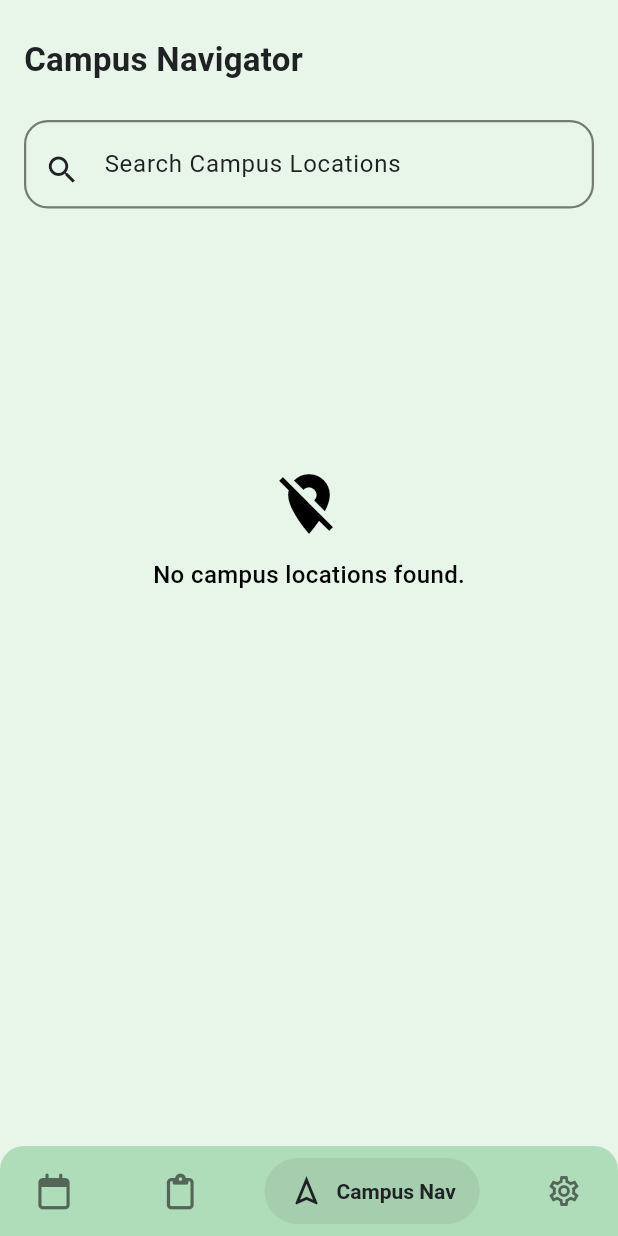
After one commit to opxdelwin/plan-sync, a Flutter app: the screen it shows once a user with an empty profile is signed in, item 3 of the bottom bar chosen, on a phone screen of 412 x 824 dp. The commit adds this screen. Run offline on Flutter 3.47's test engine with Material 3 defaults, Android fonts, the phone set to English and light mode, and no system bars; drawn by our look-alikes of salomon_bottom_bar, toastification; our stand-ins replace cached_network_image, dio, easy_debounce, expandable_page_view, firebase_analytics, firebase_auth and 19 more; missing offline and left inert: dio_cache_interceptor, dio_cache_interceptor_hive_store, in_app_update, tutorial_coach_mark; accounts and stored records are empty; network calls fail; statements that could not run were skipped.

Commit message:
Add Campus Navigator feature with Supabase integration
Introduces a new Campus Navigator view, including models, viewmodel, and widgets for campus location browsing and navigation. Integrates Supabase for data fetching and easy_debounce for search input. Updates navigation bar and routing to include the new feature, and adjusts dependencies in pubspec.yaml.

```diff
--- a/client-app/lib/main.dart
+++ b/client-app/lib/main.dart
@@ -3,7 +3,6 @@ import 'package:firebase_crashlytics/firebase_crashlytics.dart';
 import 'package:flutter/foundation.dart';
 import 'package:flutter/material.dart';
 import 'package:flutter_native_splash/flutter_native_splash.dart';
-import 'package:get/get.dart';
 import 'package:go_router/go_router.dart';
 import 'package:plan_sync/app_initializer.dart';
 import 'package:plan_sync/controllers/analytics_controller.dart';
@@ -16,6 +15,7 @@ import 'package:plan_sync/controllers/remote_config_controller.dart';
 import 'package:plan_sync/controllers/theme_controller.dart';
 import 'package:plan_sync/controllers/version_controller.dart';
 import 'package:plan_sync/router_refresh_stream.dart';
+import 'package:plan_sync/views/campus_navigator/campus_navigator_view.dart';
 import 'package:plan_sync/views/electives_screen.dart';
 import 'package:plan_sync/views/forced_update_screen.dart';
 import 'package:plan_sync/views/home_screen.dart';
@@ -26,6 +26,7 @@ import 'package:provider/provider.dart';
 import 'package:toastification/toastification.dart';
 import 'firebase_options.dart';
 import 'package:flutter_dotenv/flutter_dotenv.dart';
+import 'package:supabase_flutter/supabase_flutter.dart';
 
 Future<void> main() async {
   final widgetsBinding = WidgetsFlutterBinding.ensureInitialized();
@@ -34,6 +35,11 @@ Future<void> main() async {
   await dotenv.load(fileName: 'env/.prod.env');
   await Firebase.initializeApp(
     options: DefaultFirebaseOptions.currentPlatform,
+  );
+
+  await Supabase.initialize(
+    url: dotenv.env['SUPABASE_URL']!,
+    anonKey: dotenv.env['SUPABASE_ANON_KEY']!,
   );
 
   if (kReleaseMode) {
@@ -154,13 +160,13 @@ class _MainAppState extends State<MainApp> {
 
 // GoRouter configuration
 final _router = GoRouter(
-  navigatorKey: Get.key,
   refreshListenable: GoRouterRefreshStream(),
   redirect: (context, state) => redirectHandler(context, state),
   routes: [
     StatefulShellRoute.indexedStack(
-      builder: (context, state, navigationShell) =>
-          ScaffoldWithNavBar(navigationShell: navigationShell),
+      builder: (context, state, navigationShell) => ScaffoldWithNavBar(
+        navigationShell: navigationShell,
+      ),
       branches: [
         StatefulShellBranch(
           routes: <RouteBase>[
@@ -177,6 +183,15 @@ final _router = GoRouter(
               path: '/electives',
               name: 'electives_screen',
               builder: (context, state) => const ElectiveScreen(),
+            ),
+          ],
+        ),
+        StatefulShellBranch(
+          routes: <RouteBase>[
+            GoRoute(
+              path: '/navigator',
+              name: 'navigator',
+              builder: (context, state) => const CampusNavigatorView(),
             ),
           ],
         ),
@@ -204,7 +219,7 @@ final _router = GoRouter(
   ],
 );
 
-redirectHandler(BuildContext context, GoRouterState state) {
+String? redirectHandler(BuildContext context, GoRouterState state) {
   Auth auth = Provider.of<Auth>(context, listen: false);
   AppPreferencesController perfs =
       Provider.of<AppPreferencesController>(context, listen: false);
--- /dev/null
+++ b/client-app/lib/views/campus_navigator/campus_navigator_view.dart
@@ -0,0 +1,147 @@
+import 'package:flutter/material.dart';
+import 'package:plan_sync/views/campus_navigator/widgets/empty_campus_widget.dart';
+import 'package:plan_sync/views/campus_navigator/widgets/tile.dart';
+import 'package:provider/provider.dart';
+import 'campus_navigator_viewmodel.dart';
+
+class CampusNavigatorView extends StatelessWidget {
+  const CampusNavigatorView({
+    super.key,
+  });
+
+  @override
+  Widget build(BuildContext context) {
+    final colorScheme = Theme.of(context).colorScheme;
+    return ChangeNotifierProvider(
+      create: (_) => CampusNavigatorViewModel(),
+      child: Consumer<CampusNavigatorViewModel>(
+        builder: (context, viewModel, child) {
+          return Scaffold(
+            appBar: AppBar(
+              backgroundColor: colorScheme.surfaceContainerHighest,
+              elevation: 0.0,
+              toolbarHeight: 80,
+              shape: const RoundedRectangleBorder(
+                borderRadius: BorderRadius.vertical(
+                  bottom: Radius.circular(32),
+                ),
+              ),
+              title: Text(
+                "Campus Navigator",
+                style: TextStyle(
+                  color: colorScheme.onSurface,
+                  fontWeight: FontWeight.bold,
+                  letterSpacing: 0.2,
+                ),
+              ),
+              centerTitle: false,
+            ),
+            body: Padding(
+              padding: const EdgeInsets.symmetric(horizontal: 16.0),
+              child: Column(
+                children: [
+                  Expanded(
+                    child: NotificationListener<ScrollNotification>(
+                      onNotification: (scrollInfo) {
+                        if (scrollInfo.metrics.pixels ==
+                                scrollInfo.metrics.maxScrollExtent &&
+                            !viewModel.isLoading &&
+                            viewModel.hasMore) {
+                          viewModel.fetchNextPage();
+                        }
+                        return false;
+                      },
+                      child: ListView.separated(
+                        itemCount: 1 +
+                            (viewModel.items.isEmpty && !viewModel.isLoading
+                                ? 1
+                                : viewModel.items.length) +
+                            (viewModel.isLoading ? 1 : 0),
+                        separatorBuilder: (context, index) {
+                          // Don't show separator after search bar or after last item
+                          if (index == viewModel.items.length) {
+                            return const SizedBox.shrink();
+                          }
+                          return const SizedBox(height: 12);
+                        },
+                        itemBuilder: (context, index) {
+                          if (index == 0) {
+                            return Container(
+                              decoration: ShapeDecoration(
+                                shape: RoundedRectangleBorder(
+                                  borderRadius: BorderRadius.circular(16),
+                                  side: BorderSide(
+                                    color: colorScheme.outline.withAlpha(128),
+                                    width: 1.5,
+                                  ),
+                                ),
+                              ),
+                              padding: const EdgeInsets.only(
+                                top: 8,
+                              ),
+                              margin: const EdgeInsets.only(bottom: 8),
+                              child: TextFormField(
+                                decoration: InputDecoration(
+                                  hintText: 'Search Campus Locations',
+                                  hintStyle: TextStyle(
+                                    color: colorScheme.onSurface,
+                                  ),
+                                  prefixIcon: Icon(
+                                    Icons.search,
+                                    color: colorScheme.onSurface,
+                                  ),
+                                  border: InputBorder.none,
+                                ),
+                                onChanged: viewModel.onSearchChanged,
+                              ),
+                            );
+                          }
+                          if (viewModel.items.isEmpty &&
+                              !viewModel.isLoading &&
+                              index == 1) {
+                            return Column(
+                              children: [
+                                SizedBox(
+                                  height:
+                                      MediaQuery.of(context).size.height * 0.2,
+                                ),
+                                EmptyCampusWidget(),
+                              ],
+                            );
+                          }
+                          if (viewModel.isLoading &&
+                              index ==
+                                  (1 +
+                                      (viewModel.items.isEmpty &&
+                                              !viewModel.isLoading
+                                          ? 1
+                                          : viewModel.items.length))) {
+                            return const Center(
+                              child: CircularProgressIndicator(),
+                            );
+                          }
+                          if (index > 0 && index <= viewModel.items.length) {
+                            final item = viewModel.items[index - 1];
+                            return CampusLocationCard(
+                              item: item,
+                              colorScheme: colorScheme,
+                              onLaunch: () => viewModel.launchMaps(
+                                url: item.mapsLink,
+                                context: context,
+                              ),
+                            );
+                          }
+                          return const SizedBox.shrink();
+                        },
+                      ),
+                    ),
+                  ),
+                ],
+              ),
+            ),
+          );
+        },
+      ),
+    );
+  }
+}
--- /dev/null
+++ b/client-app/lib/views/campus_navigator/campus_navigator_viewmodel.dart
@@ -0,0 +1,89 @@
+import 'package:easy_debounce/easy_debounce.dart';
+import 'package:flutter/material.dart';
+import 'package:plan_sync/util/snackbar.dart';
+import 'package:plan_sync/views/campus_navigator/models/campus_navigation_model.dart';
+import 'package:supabase_flutter/supabase_flutter.dart';
+import 'package:url_launcher/url_launcher_string.dart';
+
+class CampusNavigatorViewModel extends ChangeNotifier {
+  final List<CampusNavigationModel> _items = [];
+  List<CampusNavigationModel> get items => _items;
+
+  bool isLoading = false;
+  bool hasMore = true;
+  int _page = 0;
+  String _search = '';
+  static const int _limit = 20;
+
+  CampusNavigatorViewModel() {
+    fetchItems(reset: true);
+  }
+
+  void onSearchChanged(String value) {
+    EasyDebounce.debounce(
+      'campusNavigatorSearch',
+      const Duration(milliseconds: 300),
+      () {
+        _search = value;
+        fetchItems(reset: true);
+      },
+    );
+  }
+
+  Future<void> fetchItems({bool reset = false}) async {
+    if (isLoading) return;
+    isLoading = true;
+    if (reset) {
+      _items.clear();
+      _page = 0;
+      hasMore = true;
+    }
+    notifyListeners();
+    final supabase = Supabase.instance.client;
+    var queryBuilder = supabase.from('campus_navigation').select();
+
+    if (_search.isNotEmpty) {
+      queryBuilder = queryBuilder.ilike('title', '%$_search%');
+    }
+
+    final query = queryBuilder
+        .order('title', ascending: true)
+        .range(_page * _limit, (_page + 1) * _limit - 1);
+
+    final data = await query;
+    final List<CampusNavigationModel> fetched = (data as List)
+        .map(
+          (e) => CampusNavigationModel.fromJson(e),
+        )
+        .toList();
+    if (fetched.length < _limit) {
+      hasMore = false;
+    }
+    _items.addAll(fetched);
+    isLoading = false;
+    notifyListeners();
+  }
+
+  void fetchNextPage() {
+    if (!hasMore || isLoading) return;
+    _page++;
+    fetchItems();
+  }
+
+  Future<void> launchMaps({
+    String? url,
+    required BuildContext context,
+  }) async {
+    if (url == null || url.isEmpty) {
+      CustomSnackbar.error(
+        'Navigation Launch Failed',
+        'The nav link was not found.',
+        context,
+      );
+      return;
+    }
+    if (await canLaunchUrlString(url)) {
+      await launchUrlString(url);
+    }
+  }
+}
--- /dev/null
+++ b/client-app/lib/views/campus_navigator/models/campus_navigation_model.dart
@@ -0,0 +1,22 @@
+class CampusNavigationModel {
+  final int id;
+  final String? title;
+  final String? mapsLink;
+  final String? imagePath;
+
+  CampusNavigationModel({
+    required this.id,
+    this.title,
+    this.mapsLink,
+    this.imagePath,
+  });
+
+  factory CampusNavigationModel.fromJson(Map<String, dynamic> json) {
+    return CampusNavigationModel(
+      id: json['id'] as int,
+      title: json['title'] as String?,
+      mapsLink: json['maps_link'] as String?,
+      imagePath: json['image_path'] as String?,
+    );
+  }
+}
--- /dev/null
+++ b/client-app/lib/views/campus_navigator/widgets/empty_campus_widget.dart
@@ -0,0 +1,27 @@
+import 'package:flutter/material.dart';
+
+class EmptyCampusWidget extends StatelessWidget {
+  const EmptyCampusWidget({super.key});
+
+  @override
+  Widget build(BuildContext context) {
+    final colorScheme = Theme.of(context).colorScheme;
+    return Center(
+      child: Column(
+        mainAxisAlignment: MainAxisAlignment.center,
+        children: [
+          Icon(Icons.location_off, size: 48, color: colorScheme.outline),
+          const SizedBox(height: 12),
+          Text(
+            'No campus locations found.',
+            style: TextStyle(
+              color: colorScheme.outline,
+              fontSize: 16,
+              fontWeight: FontWeight.w500,
+            ),
+          ),
+        ],
+      ),
+    );
+  }
+}
--- a/client-app/lib/widgets/scaffold_with_nav_bar.dart
+++ b/client-app/lib/widgets/scaffold_with_nav_bar.dart
@@ -28,7 +28,7 @@ class ScaffoldWithNavBar extends StatelessWidget {
           topRight: Radius.circular(16),
         ),
         child: SalomonBottomBar(
-          itemPadding: const EdgeInsets.symmetric(horizontal: 32, vertical: 12),
+          // itemPadding: const EdgeInsets.symmetric(horizontal: 0, vertical: 12),
           // Here, the items of BottomNavigationBar are hard coded. In a real
           // world scenario, the items would most likely be generated from the
           // branches of the shell route, which can be fetched using
@@ -74,7 +74,19 @@ class ScaffoldWithNavBar extends StatelessWidget {
                       ? colorScheme.onSurface
                       : colorScheme.onSurfaceVariant,
                 ),
-                )),
+              ),
+            ),
+            SalomonBottomBarItem(
+              icon: const Icon(Icons.navigation_outlined),
+              title: Text(
+                'Campus Nav',
+                style: TextStyle(
+                  color: appTheme.isDarkMode
+                      ? colorScheme.onSurface
+                      : colorScheme.onSurfaceVariant,
+                ),
+              ),
+            ),
             SalomonBottomBarItem(
                 icon: const Icon(Icons.settings_outlined),
                 title: Text(
--- a/client-app/lib/widgets/time_table_for_day.dart
+++ b/client-app/lib/widgets/time_table_for_day.dart
@@ -128,7 +128,7 @@ class _TimeTableForDayState extends State<TimeTableForDay> {
             child: TextField(
               controller: _searchController,
               decoration: InputDecoration(
-                hintText: 'Search subjects...',
+                hintText: 'Search Electives...',
                 focusedBorder: OutlineInputBorder(
                   borderRadius: BorderRadius.circular(12),
                   borderSide: BorderSide(
--- a/client-app/pubspec.yaml
+++ b/client-app/pubspec.yaml
@@ -75,6 +75,8 @@ dependencies:
   smooth_page_indicator: ^1.2.0+3
   qr_flutter: ^4.1.0
   internet_connection_checker_plus: ^2.5.1
+  supabase_flutter: ^2.9.1
+  easy_debounce: ^2.0.3
 
 icons_launcher:
   image_path: "assets/favicon.png"
```
Also changed, not shown: client-app/lib/views/campus_navigator/widgets/tile.dart (added, +48 -0 lines), 1 other file. Lines whose indentation alone changed are shown as unchanged.
